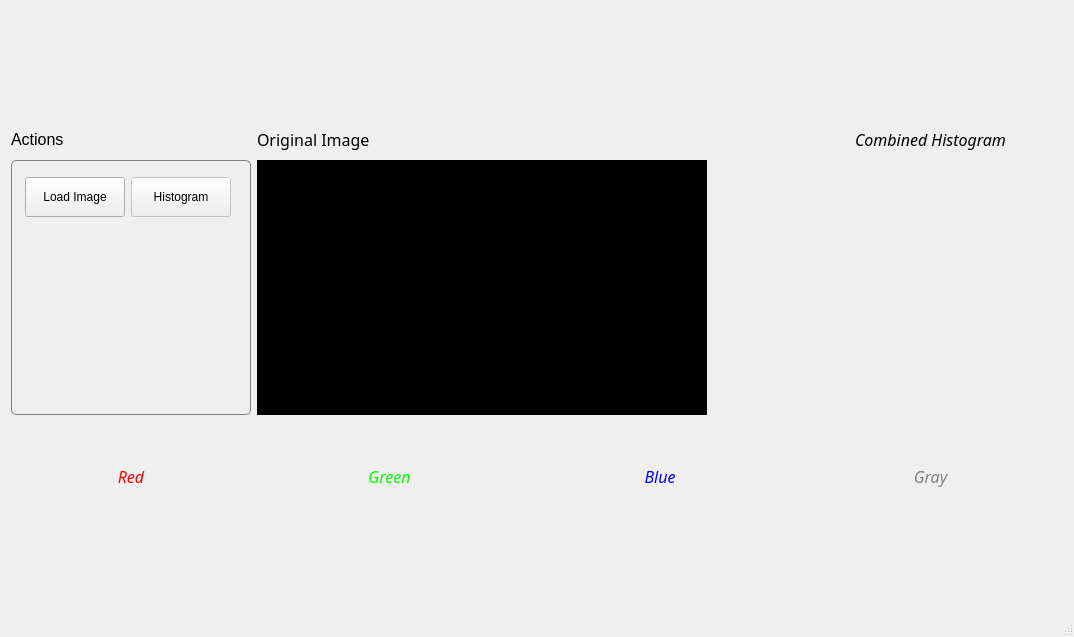
acamara/Histograma, file mainwindow.ui: the form before one commit.
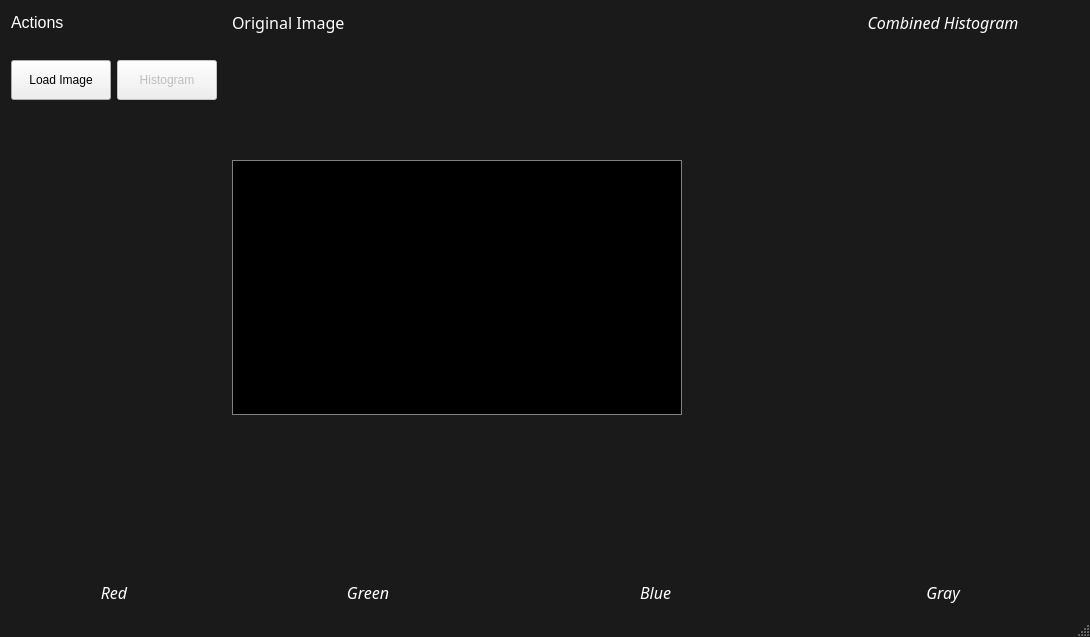
The form after the commit.

Patch:
```diff
--- a/mainwindow.ui
+++ b/mainwindow.ui
@@ -6,7 +6,7 @@
    <rect>
     <x>0</x>
     <y>0</y>
-    <width>1074</width>
+    <width>1090</width>
     <height>637</height>
    </rect>
   </property>
@@ -14,12 +14,35 @@
    <string>Histograma</string>
   </property>
   <property name="styleSheet">
-   <string notr="true">color: rgb(0, 0, 0);</string>
+   <string notr="true"> QMainWindow {
+ 	background-color: rgb(26, 26, 26);
+ }</string>
   </property>
   <widget class="QWidget" name="centralWidget">
-   <layout class="QVBoxLayout" name="verticalLayout_2">
-    <item>
+   <layout class="QGridLayout" name="gridLayout_2">
+    <item row="0" column="0">
      <layout class="QGridLayout" name="gridLayout">
+      <property name="horizontalSpacing">
+       <number>15</number>
+      </property>
+      <property name="verticalSpacing">
+       <number>6</number>
+      </property>
+      <item row="0" column="0">
+       <widget class="QLabel" name="label_2">
+        <property name="font">
+         <font>
+          <pointsize>12</pointsize>
+         </font>
+        </property>
+        <property name="styleSheet">
+         <string notr="true">color: rgb(255, 255, 255);</string>
+        </property>
+        <property name="text">
+         <string>Actions</string>
+        </property>
+       </widget>
+      </item>
       <item row="0" column="1">
        <widget class="QLabel" name="label_textorigimg">
         <property name="minimumSize">
@@ -40,6 +63,9 @@
           <pointsize>12</pointsize>
          </font>
         </property>
+        <property name="styleSheet">
+         <string notr="true">color: rgb(255, 255, 255);</string>
+        </property>
         <property name="text">
          <string>Original Image</string>
         </property>
@@ -69,6 +95,9 @@
           <italic>true</italic>
          </font>
         </property>
+        <property name="styleSheet">
+         <string notr="true">color: rgb(255, 255, 255);</string>
+        </property>
         <property name="text">
          <string>Combined Histogram</string>
         </property>
@@ -78,37 +107,8 @@
        </widget>
       </item>
       <item row="1" column="0">
-       <widget class="QGroupBox" name="groupBox">
-        <property name="minimumSize">
-         <size>
-          <width>240</width>
-          <height>0</height>
-         </size>
-        </property>
-        <property name="maximumSize">
-         <size>
-          <width>240</width>
-          <height>285</height>
-         </size>
-        </property>
-        <property name="font">
-         <font>
-          <family>Arial</family>
-          <pointsize>11</pointsize>
-         </font>
-        </property>
-        <property name="styleSheet">
-         <string notr="true"> QGroupBox {
-    
-     border: 1px solid gray;
-     border-radius: 5px;
- }</string>
-        </property>
-        <property name="title">
-         <string/>
-        </property>
-        <layout class="QFormLayout" name="formLayout">
-         <item row="0" column="0">
+       <layout class="QGridLayout" name="gridLayout_3">
+        <item row="1" column="0">
           <widget class="QPushButton" name="loadimageButton">
            <property name="minimumSize">
             <size>
@@ -132,7 +132,7 @@
            </property>
           </widget>
          </item>
-         <item row="0" column="1">
+        <item row="1" column="1">
           <widget class="QPushButton" name="histogramButton">
            <property name="enabled">
             <bool>false</bool>
@@ -162,8 +162,36 @@
            </property>
           </widget>
          </item>
-        </layout>
-       </widget>
+        <item row="2" column="1">
+         <spacer name="verticalSpacer">
+          <property name="orientation">
+           <enum>Qt::Vertical</enum>
+          </property>
+          <property name="sizeHint" stdset="0">
+           <size>
+            <width>20</width>
+            <height>40</height>
+           </size>
+          </property>
+         </spacer>
+        </item>
+        <item row="0" column="0">
+         <spacer name="verticalSpacer_3">
+          <property name="orientation">
+           <enum>Qt::Vertical</enum>
+          </property>
+          <property name="sizeType">
+           <enum>QSizePolicy::Fixed</enum>
+          </property>
+          <property name="sizeHint" stdset="0">
+           <size>
+            <width>10</width>
+            <height>20</height>
+           </size>
+          </property>
+         </spacer>
+        </item>
+       </layout>
       </item>
       <item row="1" column="1" colspan="2">
        <widget class="QLabel" name="label_image">
@@ -180,7 +208,8 @@
          </size>
         </property>
         <property name="styleSheet">
-         <string notr="true">background-color: rgb(0, 0, 0);</string>
+         <string notr="true">border: 1px solid gray;
+background-color: rgb(0, 0, 0);</string>
         </property>
         <property name="text">
          <string/>
@@ -219,8 +248,7 @@
          </font>
         </property>
         <property name="styleSheet">
-         <string notr="true">color: rgb(255, 0, 0);
-border-color: rgb(255, 0, 0);</string>
+         <string notr="true">color: rgb(255, 255, 255);</string>
         </property>
         <property name="text">
          <string>Red</string>
@@ -246,7 +274,7 @@
          </font>
         </property>
         <property name="styleSheet">
-         <string notr="true">color: rgb(0, 255, 0);</string>
+         <string notr="true">color: rgb(255, 255, 255);</string>
         </property>
         <property name="text">
          <string>Green</string>
@@ -272,7 +300,7 @@
          </font>
         </property>
         <property name="styleSheet">
-         <string notr="true">color: rgb(0, 0, 255);</string>
+         <string notr="true">color: rgb(255, 255, 255);</string>
         </property>
         <property name="text">
          <string>Blue</string>
@@ -298,8 +326,7 @@
          </font>
         </property>
         <property name="styleSheet">
-         <string notr="true">color: rgb(128, 128, 128);
-border: 1px rgb(128, 128, 128);</string>
+         <string notr="true">color: rgb(255, 255, 255);</string>
         </property>
         <property name="text">
          <string>Gray</string>
@@ -309,18 +336,6 @@
         </property>
        </widget>
       </item>
-      <item row="0" column="0">
-       <widget class="QLabel" name="label_2">
-        <property name="font">
-         <font>
-          <pointsize>12</pointsize>
-         </font>
-        </property>
-        <property name="text">
-         <string>Actions</string>
-        </property>
-       </widget>
-      </item>
      </layout>
     </item>
    </layout>
@@ -330,7 +345,7 @@
     <rect>
      <x>0</x>
      <y>0</y>
-     <width>1074</width>
+     <width>1090</width>
      <height>21</height>
     </rect>
    </property>
```
Lines whose indentation alone changed are shown as unchanged.
